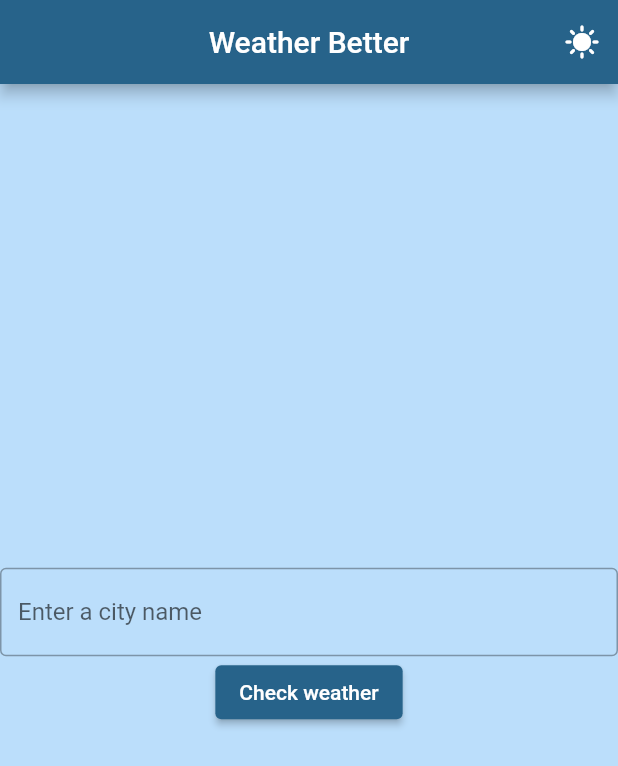
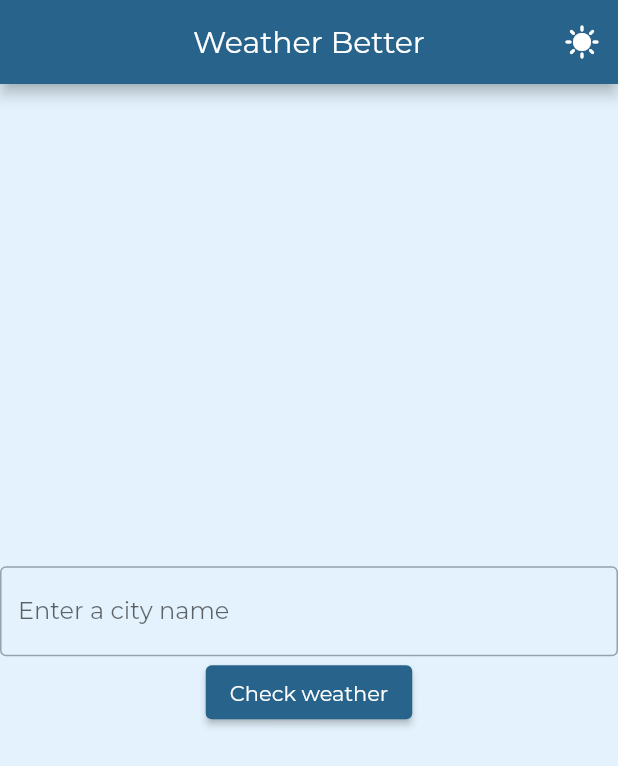
Before and after one commit to xJac0b/weather_app, a Flutter app: the screen it shows after launch, on a phone screen of 412 x 824 dp. Shown: the top 766 px of the screen. Run offline on Flutter 3.47's test engine with Material 2 defaults, Android fonts, the phone set to English and light mode, and no system bars; our stand-ins replace bloc, carousel_slider, equatable, flutter_bloc.

Commit message:
forecast slider works, ui fixes

```diff
--- a/lib/main.dart
+++ b/lib/main.dart
@@ -19,6 +19,7 @@ class MyApp extends StatelessWidget {
       child: BlocBuilder<ThemeCubit, ThemeState>(
         builder: (context, state) {
           return MaterialApp(
+              debugShowCheckedModeBanner: false,
               title: 'Weather Better',
               theme: appThemeData[AppTheme.light],
               darkTheme: appThemeData[AppTheme.dark],
--- a/lib/ui/constants/theme.dart
+++ b/lib/ui/constants/theme.dart
@@ -5,9 +5,12 @@ enum AppTheme { light, dark }
 
 Map<AppTheme, ThemeData> appThemeData = {
   AppTheme.light: ThemeData(
-      scaffoldBackgroundColor: Colors.blue[100],
+      fontFamily: 'Montserrat',
+      scaffoldBackgroundColor: Colors.blue[50],
       colorSchemeSeed: AppColors.seedColor,
       brightness: Brightness.light),
   AppTheme.dark: ThemeData(
-      colorSchemeSeed: AppColors.seedColor, brightness: Brightness.dark),
+      fontFamily: 'Montserrat',
+      colorSchemeSeed: AppColors.seedColor,
+      brightness: Brightness.dark),
 };
--- a/lib/ui/pages/home.dart
+++ b/lib/ui/pages/home.dart
@@ -24,14 +24,15 @@ class _HomeState extends State<Home> {
   Widget build(BuildContext context) {
     return Scaffold(
       appBar: appBar,
-      body: Center(
-        child: BlocProvider(
+      body: BlocProvider(
         create: (context) => WeatherBloc(),
         child: BlocBuilder<WeatherBloc, WeatherState>(
           builder: (context, state) {
             switch (state.runtimeType) {
               case WeatherInitial:
-                  return Column(
+                return Center(
+                  child: SingleChildScrollView(
+                    child: Column(
                       mainAxisAlignment: MainAxisAlignment.center,
                       children: <Widget>[
                         TextField(
@@ -50,16 +51,20 @@ class _HomeState extends State<Home> {
                             child: const Text("Check weather")),
                         Text(state.error ?? '')
                       ],
+                    ),
+                  ),
                 );
               case WeatherLoading:
-                  return const CircularProgressIndicator();
+                return const Center(child: const CircularProgressIndicator());
               case WeatherLoaded:
-                  return Padding(
+                return SingleChildScrollView(
+                  child: Padding(
                     padding: const EdgeInsets.all(8.0),
+                    child: Expanded(
                       child: Column(
                         children: <Widget>[
                           CityWeather(weather: state.weather),
-                        const SizedBox(height: 8.0),
+                          const SizedBox(height: 12.0),
                           TextField(
                             controller: cityController,
                             decoration: const InputDecoration(
@@ -67,6 +72,7 @@ class _HomeState extends State<Home> {
                               hintText: 'Enter a city name',
                             ),
                           ),
+                          SizedBox(height: 22.0),
                           ElevatedButton(
                               onPressed: () {
                                 context
@@ -74,8 +80,11 @@ class _HomeState extends State<Home> {
                                     .add(GetWeather(cityController.text));
                               },
                               child: const Text("Check weather")),
+                          SizedBox(height: 40),
                           Forecast5Days(forecast: state.forecast)
                         ],
+                      ),
+                    ),
                   ),
                 );
               default:
@@ -84,7 +93,6 @@ class _HomeState extends State<Home> {
           },
         ),
       ),
-      ),
     );
   }
 }
```
Also changed, not shown: lib/ui/widgets/city_weather.dart (+39 -13 lines), pubspec.yaml (+7 -12 lines), assets/fonts/Montserrat-Regular.ttf (added), assets/fonts/Montserrat-SemiBold.ttf (added), pubspec.lock, 1 other file. Lines whose indentation alone changed are shown as unchanged.
